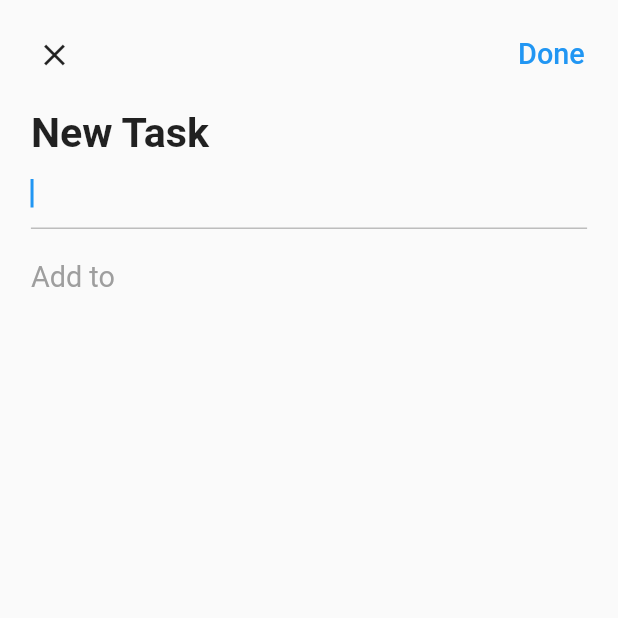
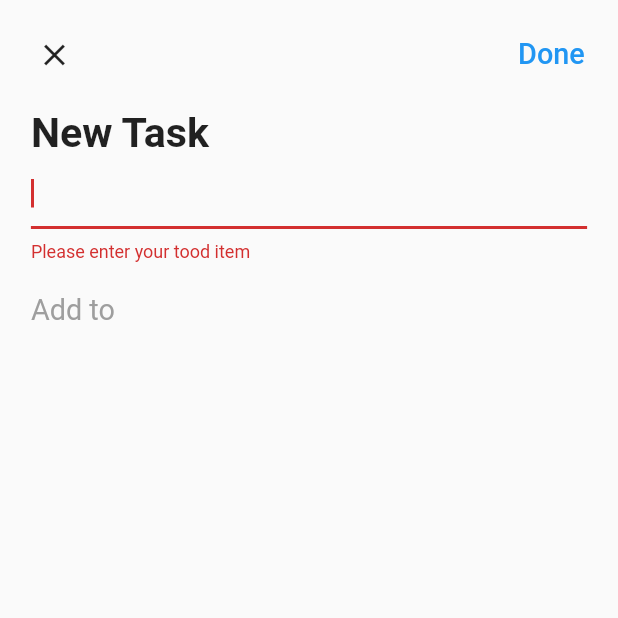
Before and after one commit to umitavc/todo_list_project, a Flutter app: the AddDialog screen opened directly, after a tap on "Done", on a phone screen of 412 x 824 dp, the top half of it. Run offline on Flutter 3.47's test engine with Material 2 defaults, Android fonts, the phone set to English and light mode, and no system bars; our stand-ins replace dotted_border, equatable, flutter_easyloading, get, get_storage, step_progress_indicator; accounts and stored records are empty.

Commit message:
dialog screen v2

```diff
--- a/lib/app/modules/home/widgets/add_dialog.dart
+++ b/lib/app/modules/home/widgets/add_dialog.dart
@@ -1,6 +1,5 @@
-
-
 import 'package:flutter/material.dart';
+import 'package:flutter_easyloading/flutter_easyloading.dart';
 import 'package:get/get.dart';
 import 'package:todo_list_project/app/core/utils/extensions.dart';
 import 'package:todo_list_project/app/modules/home/home_controller.dart';
@@ -21,42 +20,63 @@ class AddDialog extends StatelessWidget {
               child: Row(
                 mainAxisAlignment: MainAxisAlignment.spaceBetween,
                 children: [
-                  IconButton(onPressed: () {
+                  IconButton(
+                    onPressed: () {
                       Get.back();
                       homeController.textEditController.clear();
                       homeController.changeTask(null);
-                  }, icon: const Icon(Icons.close),),
-
+                    },
+                    icon: const Icon(Icons.close),
+                  ),
                   TextButton(
                     // butttona basılı tutunca transparent oluyor
-                    style:ButtonStyle(
-                      overlayColor: MaterialStateProperty.all(Colors.transparent)
-                    ) ,
+                    style: ButtonStyle(overlayColor: MaterialStateProperty.all(Colors.transparent)),
                     onPressed: () {
-
+                      if (homeController.formKey.currentState!.validate()) {
+                        if (homeController.task.value == null) {
+                          EasyLoading.showError('Plase select task type');
+                        } else {
+                          var success = homeController.updateTask(
+                            homeController.task.value!,
+                            homeController.textEditController.text,
+                          );
+                          if (success) {
+                            EasyLoading.showSuccess('Todo item add success');
+                            Get.back();
+                            homeController.changeTask(null);
+                          } else {
+                            EasyLoading.showError('Todo item aready exits');
+                          }
+                          homeController.textEditController.clear();
+                        }
+                      }
                     },
-                   child: Text('Done',style: TextStyle(fontSize: 14.0.sp),),)
+                    child: Text(
+                      'Done',
+                      style: TextStyle(fontSize: 14.0.sp),
+                    ),
+                  )
                 ],
               ),
             ),
-
             Padding(
-              padding:  EdgeInsets.symmetric(horizontal: 5.0.wp),
-              child: Text('New Task',style: TextStyle(
-                fontSize: 20.0.sp,
-                fontWeight: FontWeight.bold
-              ),),
+              padding: EdgeInsets.symmetric(horizontal: 5.0.wp),
+              child: Text(
+                'New Task',
+                style: TextStyle(fontSize: 20.0.sp, fontWeight: FontWeight.bold),
+              ),
             ),
             Padding(
               padding: EdgeInsets.symmetric(horizontal: 5.0.wp),
               child: TextFormField(
                 controller: homeController.textEditController,
                 decoration: InputDecoration(
-                  focusedBorder: UnderlineInputBorder(borderSide: BorderSide(color: Colors.grey[400]!),
+                  focusedBorder: UnderlineInputBorder(
+                    borderSide: BorderSide(color: Colors.grey[400]!),
                   ),
                 ),
                 autofocus: true,
-                validator: (value){
+                validator: (value) {
                   if (value == null || value.trim().isEmpty) {
                     return 'Please enter your tood item';
                   }
@@ -65,51 +85,57 @@ class AddDialog extends StatelessWidget {
               ),
             ),
             Padding(
-              padding:  EdgeInsets.only(
+              padding: EdgeInsets.only(
                 top: 5.0.wp,
                 right: 5.0.wp,
                 left: 5.0.wp,
                 bottom: 2.0.wp,
               ),
-              child: Text('Add to',style: TextStyle(
+              child: Text(
+                'Add to',
+                style: TextStyle(
                   fontSize: 14.0.sp,
                   color: Colors.grey,
-
-              ),),
                 ),
-
-            ...homeController.tasks.map((element) => Obx(
-              ()=>InkWell(
-                onTap: () => homeController.changeTask(element) ,
+              ),
+            ),
+            ...homeController.tasks
+                .map((element) => Obx(
+                      () => InkWell(
+                        onTap: () => homeController.changeTask(element),
                         child: Padding(
-                  padding: EdgeInsets.symmetric(horizontal: 5.0.wp,vertical: 3.0.wp),
+                          padding: EdgeInsets.symmetric(horizontal: 5.0.wp, vertical: 3.0.wp),
                           child: Row(
                             mainAxisAlignment: MainAxisAlignment.spaceBetween,
                             children: [
                               Row(
                                 children: [
-                          Icon(IconData(element.icon,fontFamily: 'MaterialIcons',),
-                      color: HexColor.fromHex(element.color)
+                                  Icon(
+                                      IconData(
+                                        element.icon,
+                                        fontFamily: 'MaterialIcons',
                                       ),
-
-                      SizedBox(width: 3.0.wp,),
-                      Text(element.title,
-                      style: TextStyle(
-                        fontSize: 12.0.sp,
-                        fontWeight: FontWeight.bold
+                                      color: HexColor.fromHex(element.color)),
+                                  SizedBox(
+                                    width: 3.0.wp,
                                   ),
+                                  Text(
+                                    element.title,
+                                    style: TextStyle(fontSize: 12.0.sp, fontWeight: FontWeight.bold),
                                   ),
                                 ],
                               ),
-                      if(homeController.task.value == element)
-                        const Icon(Icons.check,
-                        color: Colors.blue,)
-
+                              if (homeController.task.value == element)
+                                const Icon(
+                                  Icons.check,
+                                  color: Colors.blue,
+                                )
                             ],
                           ),
                         ),
                       ),
-            )).toList()
+                    ))
+                .toList()
           ],
         ),
       ),
--- a/lib/app/widgets/icons.dart
+++ b/lib/app/widgets/icons.dart
@@ -11,5 +11,6 @@ Icon(IconData(movieIcon,fontFamily: 'MaterialIcons'),color: green,),
 Icon(IconData(sportIcon,fontFamily: 'MaterialIcons'),color: yellow,),
 Icon(IconData(travelIcon,fontFamily: 'MaterialIcons'),color: deepPink,),
 Icon(IconData(shopIcon,fontFamily: 'MaterialIcons'),color: lightBlue,),
+
  ];
 }
```
Also changed, not shown: lib/app/modules/home/home_controller.dart (+18 -0 lines), lib/app/modules/home/home_view.dart (+25 -17 lines). Lines whose indentation alone changed are shown as unchanged.
